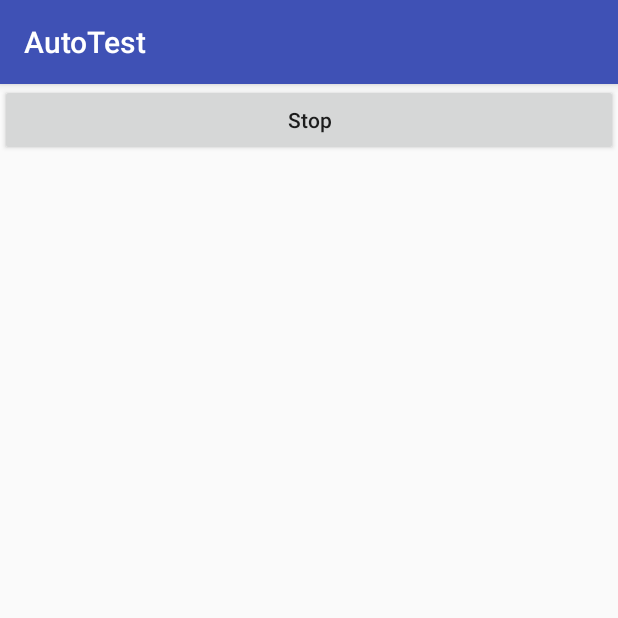
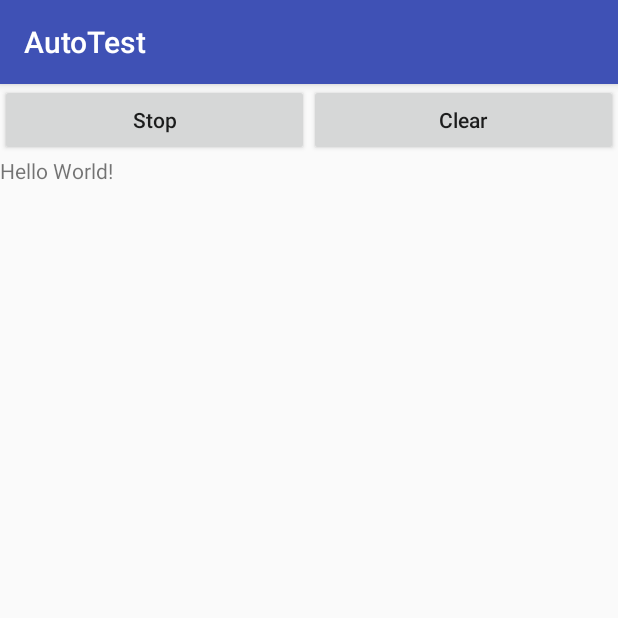
Before and after one commit to elevenxiang/AutoTest, an Android app: the screen it shows after launch (TestResultActivity), after a tap on "Go", on a phone screen of 412 x 824 dp, the top half of it. Run offline under Robolectric (Android 15) with nearby library versions, the phone set to English and light mode, and no system bars.

Commit message:
finish basic test framework, which including xml parser, test case looper, and result showing in time.

```diff
--- a/app/src/main/java/com/htc/eleven/autotest/MessageID.java
+++ b/app/src/main/java/com/htc/eleven/autotest/MessageID.java
@@ -9,6 +9,7 @@ public class MessageID {
     public static final int MESSAGE_CATEGORY = 0;
     public static final int MESSAGE_CASE = 1;
     public static final int MESSAGE_CATEGORY_DONE =2;
+    public static final int MESSAGE_XML_PARSER_DONE = 3;
 
     public static final String FUNCTION_ID_DATA = "id";
 }
--- a/app/src/main/java/com/htc/eleven/autotest/TestResultActivity.java
+++ b/app/src/main/java/com/htc/eleven/autotest/TestResultActivity.java
@@ -6,6 +6,9 @@ import android.os.Handler;
 import android.os.Message;
 import android.support.v7.app.AppCompatActivity;
 import android.os.Bundle;
+import android.text.Spannable;
+import android.text.SpannableStringBuilder;
+import android.text.style.ForegroundColorSpan;
 import android.util.Log;
 import android.widget.LinearLayout;
 import android.widget.TextView;
@@ -21,9 +24,8 @@ public class TestResultActivity extends AppCompatActivity {
 
     private boolean DEBUG = true;
 
-    private LinearLayout result_layout;
-    private TextView[] views;
-    private int curCategoryIdUnderTest = 0;
+    private TextView view_output;
+    public int curCategoryIdUnderTest = 0;
 
     private resultHandler myHandler = new resultHandler();
     private class resultHandler extends Handler {
@@ -46,13 +48,11 @@ public class TestResultActivity extends AppCompatActivity {
                     if(DEBUG)
                         Log.i(TAG, "get message from category: " + categoryId + ". " +category);
 
-                    TextView curView = new TextView(TestResultActivity.this);
-                    curView.setText("");
-                    curView.append(category+lineBreak);
-                    views[categoryId] = curView;
+                    view_output.setText("");
+                    SpannableStringBuilder builder = new SpannableStringBuilder(category);
+                    builder.setSpan(new ForegroundColorSpan(getColor(R.color.colorAccent)), 0, category.length(), Spannable.SPAN_EXCLUSIVE_EXCLUSIVE);
+                    view_output.append(builder+lineBreak);
                     curCategoryIdUnderTest = categoryId;
-
-
                 }
                     break;
                 case MessageID.MESSAGE_CASE:
@@ -68,25 +68,33 @@ public class TestResultActivity extends AppCompatActivity {
                     ret=bundle.getString("ret");
 
                     if(ret.equals("Passed")) {
-                        views[curCategoryIdUnderTest].append("  [" + ret + "] " + "=====");
-                        views[curCategoryIdUnderTest].append("  "+ caseName + lineBreak);
+                        view_output.append("      [" + ret + "] " + "=====");
+                        view_output.append("  "+ caseName + lineBreak);
                     } else {
-                        views[curCategoryIdUnderTest].append("  [" + ret + "] " + "=====");
-                        views[curCategoryIdUnderTest].append("  "+ caseName + lineBreak);
-                        views[curCategoryIdUnderTest].append("      " + caseDesc);
-                        views[curCategoryIdUnderTest].setTextColor(getResources().getColor(R.color.colorAccent,null));
+                        view_output.append("      [" + ret + "] " + "=====");
+                        view_output.append("  "+ caseName + lineBreak);
+                        view_output.append("          " + caseDesc);
+                        view_output.setTextColor(getResources().getColor(R.color.colorAccent,null));
                     }
                 }
                     break;
 
                 case MessageID.MESSAGE_CATEGORY_DONE:
-                    result_layout.addView(views[curCategoryIdUnderTest]);
                     break;
             }
         }
 
         @Override
         public void handleMessage(Message msg) {
+
+            if(msg.what == MessageID.MESSAGE_XML_PARSER_DONE) {
+                /**
+                 * run test after parser xml files.
+                 * */
+                Log.i(TAG, "+++");
+                App.getApp().start();
+                Log.i(TAG, "---");
+            } else
                 placeViewFromMessage(msg);
         }
     }
@@ -95,8 +103,7 @@ public class TestResultActivity extends AppCompatActivity {
         super.onCreate(savedInstanceState);
         setContentView(R.layout.activity_test_result_acitivy);
 
-        result_layout = (LinearLayout) findViewById(R.id.show_result_layout);
-        views = new TextView[GlobalConstants.TEST_NUM];
+        view_output = (TextView) findViewById(R.id.text_output);
         if(App.getApp().init_check()) {
             App.getApp().registerServiceNotifier(myHandler);
         } else {
@@ -107,28 +114,24 @@ public class TestResultActivity extends AppCompatActivity {
 
         String [] data = intent.getStringArrayExtra(MessageID.FUNCTION_ID_DATA);
 
-        new AsyncTask<String[], Void, String>() {
+        new xmlThread(myHandler, data).start();
+    }
 
-            @Override
-            protected String doInBackground(String[]... strings) {
+    public class xmlThread extends Thread  {
 
-                parserXmlFiles(strings[0]);
-                return null;
+        private Handler handler;
+        private String [] data;
+        public xmlThread(Handler handler, String[] data) {
+            this.handler = handler;
+            this.data = data;
         }
 
         @Override
-            protected void onPostExecute(String s) {
-                super.onPostExecute(s);
-
-                /**
-                 * run test after parser xml files.
-                 * */
-                App.getApp().start();
+        public void run() {
+            parserXmlFiles(data);
+            handler.sendEmptyMessage(MessageID.MESSAGE_XML_PARSER_DONE);
         }
-        }.execute(data);
-
     }
-
     private void parserXmlFiles(String[] data) {
 
         for (String func: data) {
--- a/app/src/main/res/layout/activity_test_result_acitivy.xml
+++ b/app/src/main/res/layout/activity_test_result_acitivy.xml
@@ -1,33 +1,55 @@
 <?xml version="1.0" encoding="utf-8"?>
-<ScrollView xmlns:android="http://schemas.android.com/apk/res/android"
+<LinearLayout xmlns:android="http://schemas.android.com/apk/res/android"
     xmlns:app="http://schemas.android.com/apk/res-auto"
     xmlns:tools="http://schemas.android.com/tools"
     android:layout_width="match_parent"
     android:layout_height="match_parent"
+    android:orientation="vertical"
     tools:context="com.htc.eleven.autotest.TestResultActivity">
-
 
     <LinearLayout
         android:layout_width="match_parent"
         android:layout_height="wrap_content"
-        android:orientation="vertical">
+        android:id="@+id/button_layout"
+        android:orientation="horizontal">
 
         <Button
+            android:layout_weight="1"
             android:layout_width="match_parent"
             android:layout_height="wrap_content"
             android:id="@+id/stopTest"
             android:text="@string/stopTest"
             android:textAllCaps="false"/>
+        <Button
+            android:layout_weight="1"
+            android:layout_width="match_parent"
+            android:layout_height="wrap_content"
+            android:id="@+id/btnClear"
+            android:text="@string/clearTestResult"
+            android:textAllCaps="false"/>
+    </LinearLayout>
 
+    <ScrollView
+        android:layout_width="match_parent"
+        android:layout_height="wrap_content">
         <LinearLayout
             android:layout_width="match_parent"
             android:layout_height="wrap_content"
-            android:id="@+id/show_result_layout"
             android:orientation="vertical">
 
+            <TextView
+                android:layout_width="wrap_content"
+                android:layout_height="wrap_content"
+                android:id="@+id/text_output"
+                android:text="Hello World!"
+                app:layout_constraintBottom_toBottomOf="parent"
+                app:layout_constraintLeft_toLeftOf="parent"
+                app:layout_constraintRight_toRightOf="parent"
+                app:layout_constraintTop_toTopOf="parent" />
+
         </LinearLayout>
-    </LinearLayout>
+
+    </ScrollView>
 
 
-
-</ScrollView>
+</LinearLayout>
--- a/app/src/main/res/values/strings.xml
+++ b/app/src/main/res/values/strings.xml
@@ -10,4 +10,5 @@
     <string name="UsbItem">USB</string>
     <string name="go">Go</string>
     <string name="stopTest">Stop</string>
+    <string name="clearTestResult">Clear</string>
 </resources>
```
Also changed, not shown: app/src/main/java/com/htc/eleven/autotest/CaseLoopService.java (+6 -2 lines). Lines whose indentation alone changed are shown as unchanged.
